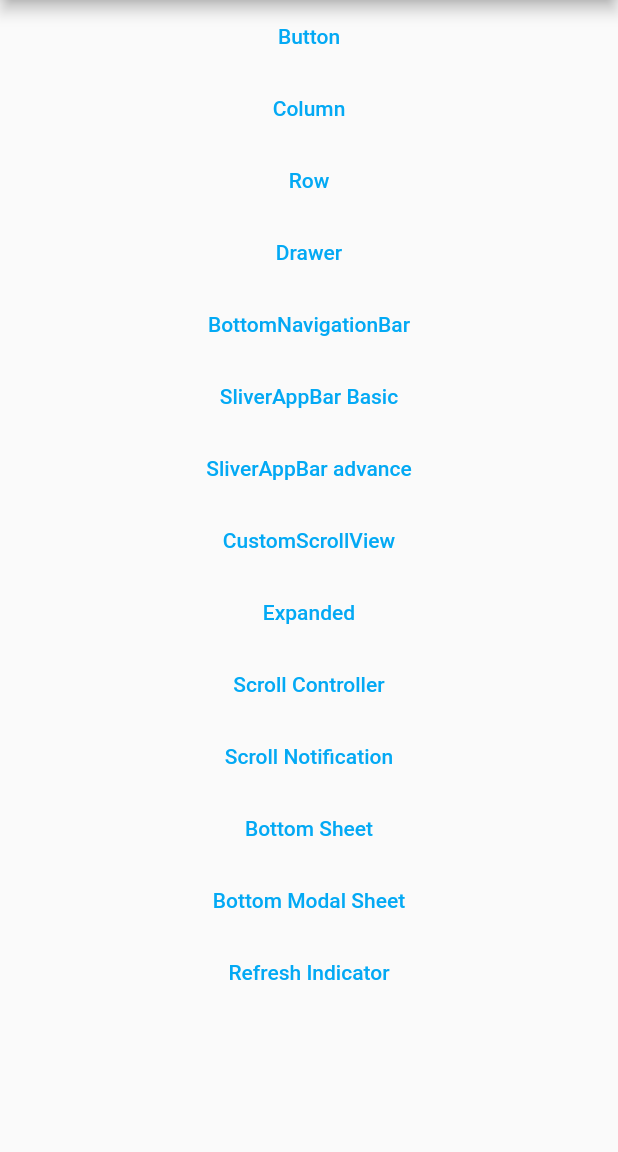
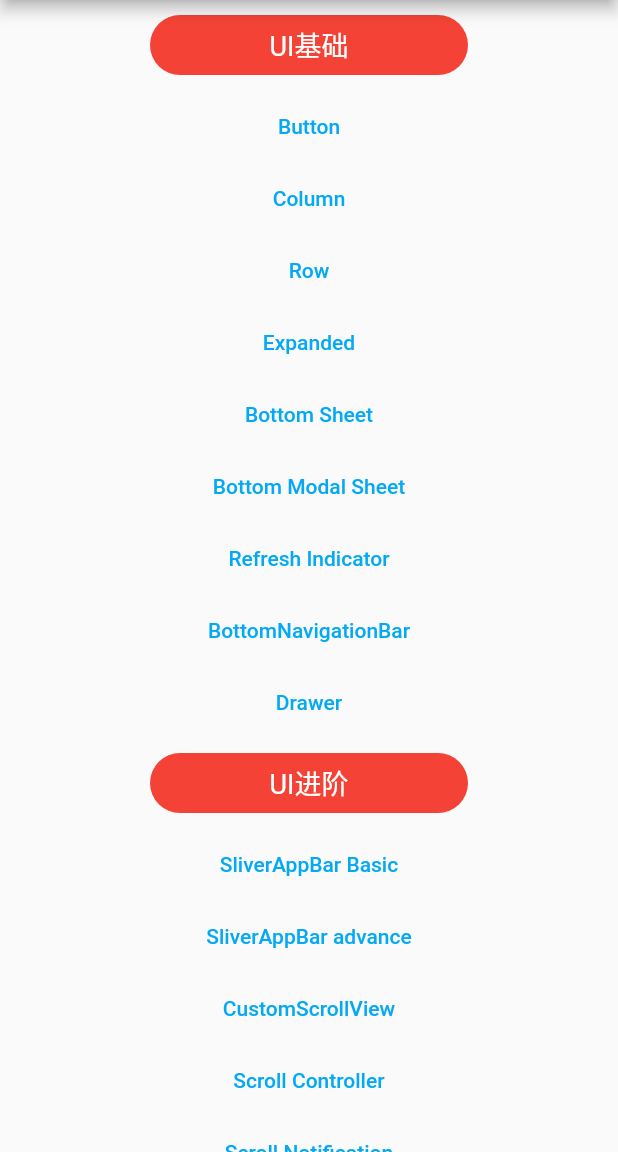
Before and after one commit to yangpeng7/flutter_awesome, a Flutter app: the screen it shows after launch, on a phone screen of 412 x 824 dp, the part 84-1236 px from its top. Run offline on Flutter 3.47's test engine with Material 2 defaults, Android fonts, the phone set to English and light mode, and no system bars.

```diff
--- a/lib/main.dart
+++ b/lib/main.dart
@@ -12,6 +12,7 @@ import 'package:awesome/demo_scroll_controller.dart';
 import 'package:awesome/demo_scroll_notification.dart';
 import 'package:awesome/demo_sliver_app_bar_advance.dart';
 import 'package:awesome/demo_sliver_app_bar_basic.dart';
+import 'package:awesome/state/demo_state_provider.dart';
 import 'package:flutter/cupertino.dart';
 import 'package:flutter/material.dart';
 
@@ -30,6 +31,31 @@ class MyApp extends StatelessWidget {
 }
 
 typedef onNextPage = void Function(String name);
+
+class Title extends StatelessWidget {
+  final String text;
+
+  const Title({Key key, this.text}) : super(key: key);
+
+  @override
+  Widget build(BuildContext context) {
+    return Container(
+      height: 40,
+      alignment: Alignment.center,
+      decoration: BoxDecoration(
+        color: Colors.red,
+        borderRadius: BorderRadius.all(
+          Radius.circular(25),
+        ),
+      ),
+      margin: EdgeInsets.symmetric(horizontal: 100, vertical: 10),
+      child: Text(
+        text,
+        style: TextStyle(color: Colors.white, fontSize: 18),
+      ),
+    );
+  }
+}
 
 class ClickButton extends StatelessWidget {
   final String text;
@@ -53,7 +79,10 @@ class ClickButton extends StatelessWidget {
       },
       child: Text(
         text,
-        style: TextStyle(color: Colors.lightBlue),
+        style: TextStyle(
+          color: Colors.lightBlue,
+          fontSize: 14,
+        ),
       ),
     );
   }
@@ -68,17 +97,6 @@ class MyHomePage extends StatefulWidget {
 }
 
 class _MyHomePageState extends State<MyHomePage> {
-  void _gotoNextPage(BuildContext buildContext, Widget targetPage) {
-    Navigator.push(
-      context,
-      MaterialPageRoute(
-        builder: (context) {
-          return targetPage;
-        },
-      ),
-    );
-  }
-
   @override
   Widget build(BuildContext context) {
     return Scaffold(
@@ -89,6 +107,7 @@ class _MyHomePageState extends State<MyHomePage> {
         children: <Widget>[
 //          https://medium.com/@aneesshameed/flutter-custom-painter-circles-4fbc68ae7c13
 //        https://medium.com/@aneesshameed/flutter-custom-painter-bc17fa70531b
+          Title(text: "UI基础"),
           ClickButton(
             text: "Button",
             targetPage: DemoButton(),
@@ -102,36 +121,8 @@ class _MyHomePageState extends State<MyHomePage> {
             targetPage: DemoRow(),
           ),
           ClickButton(
-            text: "Drawer",
-            targetPage: DemoDrawer(),
-          ),
-          ClickButton(
-            text: "BottomNavigationBar",
-            targetPage: DemoBottomNavigationBar(),
-          ),
-          ClickButton(
-            text: "SliverAppBar Basic",
-            targetPage: DemoSliverAppBarBasic(),
-          ),
-          ClickButton(
-            text: "SliverAppBar advance",
-            targetPage: DemoSliverAppBarAdvance(),
-          ),
-          ClickButton(
-            text: "CustomScrollView",
-            targetPage: DemoCustomScrollView(),
-          ),
-          ClickButton(
             text: "Expanded",
             targetPage: DemoExpanded(),
-          ),
-          ClickButton(
-            text: "Scroll Controller",
-            targetPage: DemoScrollController(),
-          ),
-          ClickButton(
-            text: "Scroll Notification",
-            targetPage: DemoScrollNotification(),
           ),
           ClickButton(
             text: "Bottom Sheet",
@@ -145,6 +136,41 @@ class _MyHomePageState extends State<MyHomePage> {
             text: "Refresh Indicator",
             targetPage: DemoRefreshIndicator(),
           ),
+          ClickButton(
+            text: "BottomNavigationBar",
+            targetPage: DemoBottomNavigationBar(),
+          ),
+          ClickButton(
+            text: "Drawer",
+            targetPage: DemoDrawer(),
+          ),
+          Title(text: "UI进阶"),
+          ClickButton(
+            text: "SliverAppBar Basic",
+            targetPage: DemoSliverAppBarBasic(),
+          ),
+          ClickButton(
+            text: "SliverAppBar advance",
+            targetPage: DemoSliverAppBarAdvance(),
+          ),
+          ClickButton(
+            text: "CustomScrollView",
+            targetPage: DemoCustomScrollView(),
+          ),
+
+          ClickButton(
+            text: "Scroll Controller",
+            targetPage: DemoScrollController(),
+          ),
+          ClickButton(
+            text: "Scroll Notification",
+            targetPage: DemoScrollNotification(),
+          ),
+          Title(text: "状态管理"),
+          ClickButton(
+            text: "State Provider",
+            targetPage: DemoStateProvider(),
+          ),
         ],
       ),
     );
--- a/pubspec.yaml
+++ b/pubspec.yaml
@@ -23,6 +23,8 @@ dependencies:
   # The following adds the Cupertino Icons font to your application.
   # Use with the CupertinoIcons class for iOS style icons.
   cupertino_icons: ^0.1.2
+
+  provider: ^4.0.4
 
 dev_dependencies:
   flutter_test:
```
Also changed, not shown: lib/state/demo_state_provider.dart (added, +52 -0 lines), lib/state/demo_state_provider_consumer.dart (added, +82 -0 lines), lib/state/demo_state_provider_selector.dart (added, +83 -0 lines), lib/state/todo_model.dart (added, +32 -0 lines), pubspec.lock.
